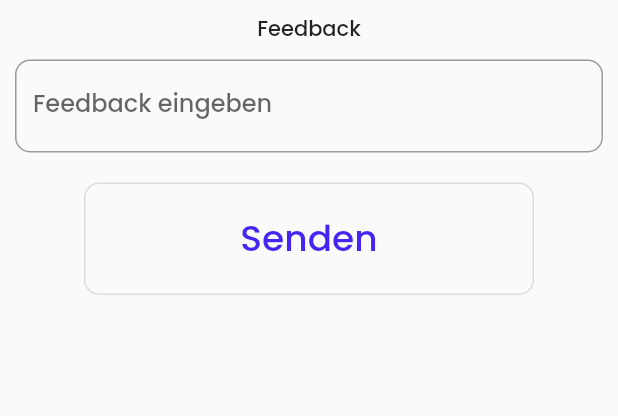
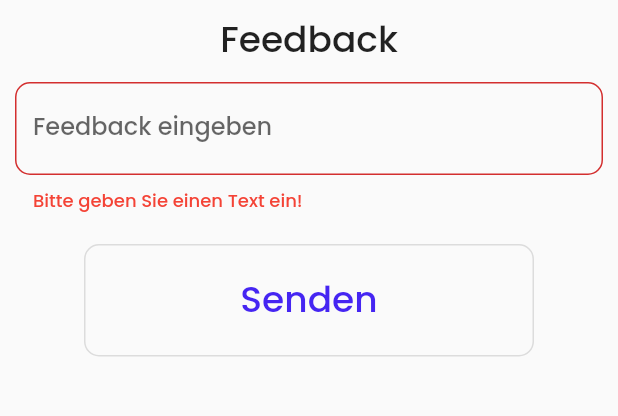
Before and after one commit to Jaster-Master/OpticianApp, a Flutter app: the FeedbackView screen opened directly, after a tap on "Senden", on a phone screen of 412 x 824 dp, the part 59-475 px from its top. Run offline on Flutter 3.47's test engine with Material 2 defaults, Android fonts, the phone set to English and light mode, and no system bars; our stand-ins replace connectivity_plus, contacts_service, flutter_local_notifications, permission_handler, table_calendar; missing offline and left inert: dart:ffi, flutter_background_service, maps_launcher.

Commit message:
[INFORMATION] FIN information logic

```diff
--- a/lib/widget/information/about.dart
+++ b/lib/widget/information/about.dart
@@ -21,8 +21,8 @@ class AboutView extends StatelessWidget {
                     style: TextStyle(fontSize: DefaultProperties.fontSize2)),
               ],
             ),
-            Text("Über Optics"),
-            Column(children: [Text("yeah")]),
+            Text("Über Optics", style:TextStyle(fontSize: DefaultProperties.fontSize1)),
+            Column(children: [Text("TODO by Asabit")]),
           ],
         ),
       ),
--- a/lib/widget/information/feedback.dart
+++ b/lib/widget/information/feedback.dart
@@ -1,5 +1,7 @@
+import 'dart:convert';
+
 import 'package:flutter/material.dart';
-
+import 'package:http/http.dart' as http;
 import '../../default_properties.dart';
 
 class FeedbackView extends StatefulWidget {
@@ -10,6 +12,7 @@ class FeedbackView extends StatefulWidget {
 class FeedbackViewState extends State<FeedbackView> {
   final _formKey = GlobalKey<FormState>();
   String? feedbackText;
+  String? errorText = null;
 
   @override
   Widget build(BuildContext context) {
@@ -32,11 +35,12 @@ class FeedbackViewState extends State<FeedbackView> {
                             TextStyle(fontSize: DefaultProperties.fontSize2)),
                   ],
                 ),
-                Text("Feedback"),
+                Text("Feedback",
+                    style: TextStyle(fontSize: DefaultProperties.fontSize1)),
                 Column(children: [
                   Padding(
-                    padding: const EdgeInsets.all(
-                        DefaultProperties.defaultPadding),
+                    padding:
+                        const EdgeInsets.all(DefaultProperties.defaultPadding),
                     child: TextFormField(
                       maxLines: null,
                       keyboardType: TextInputType.multiline,
@@ -59,9 +63,21 @@ class FeedbackViewState extends State<FeedbackView> {
                       },
                     ),
                   ),
+                  Visibility(
+                    visible: errorText != null,
+                    child: Padding(
+                      padding: const EdgeInsets.all(
+                          DefaultProperties.defaultPadding),
+                      child: Text(errorText ?? "",
+                          textAlign: TextAlign.center,
+                          style: TextStyle(
+                              fontSize: DefaultProperties.fontSize3,
+                              color: Colors.red)),
+                    ),
+                  ),
                   Padding(
-                    padding: const EdgeInsets.all(
-                        DefaultProperties.defaultPadding),
+                    padding:
+                        const EdgeInsets.all(DefaultProperties.defaultPadding),
                     child: SizedBox(
                       height: 75,
                       width: 300,
@@ -75,7 +91,7 @@ class FeedbackViewState extends State<FeedbackView> {
                         child: Text("Senden",
                             style: TextStyle(
                                 fontSize: DefaultProperties.fontSize1)),
-                        onPressed: () => {onSendFeedback()},
+                        onPressed: () => {onSendFeedback(feedbackText ?? "")},
                       ),
                     ),
                   ),
@@ -88,7 +104,35 @@ class FeedbackViewState extends State<FeedbackView> {
     );
   }
 
-  void onSendFeedback() {}
+  Future<void> onSendFeedback(String feedback) async {
+    if (!_formKey.currentState!.validate()) return;
+    var jsonString = jsonEncode(feedback);
+
+    var client = http.Client();
+
+    try {
+      var response = await client.post(
+          Uri.parse("${DefaultProperties.serverIpAddress}/feedback"),
+          body: jsonString,
+          headers: {'Content-Type': 'application/json'});
+      if (response.statusCode.toString().startsWith("2")) {
+        setState(() {
+          errorText = null;
+        });
+      }
+      setState(() {
+        errorText =
+            "Es ist ein Fehler bei der Verbindung zum Server aufgetreten!";
+      });
+    } catch (_) {
+      setState(() {
+        errorText =
+            "Es ist ein Fehler bei der Verbindung zum Server aufgetreten!";
+      });
+    } finally {
+      client.close();
+    }
+  }
 
   void onBackButtonPress(BuildContext context) {
     Navigator.pop(context);
--- a/lib/widget/information/imprint.dart
+++ b/lib/widget/information/imprint.dart
@@ -22,8 +22,8 @@ class ImprintView extends StatelessWidget {
                     style: TextStyle(fontSize: DefaultProperties.fontSize2)),
               ],
             ),
-            Text("Impressum"),
-            Column(children: [Text("yeah")]),
+            Text("Impressum", style:TextStyle(fontSize: DefaultProperties.fontSize1)),
+            Column(children: [Text("TODO by Asabit")]),
           ],
         ),
       ),
```
Also changed, not shown: lib/widget/information/faq_contact_lenses.dart (+10 -10 lines), lib/widget/information/faq_glasses.dart (+10 -10 lines), lib/widget/partnerlist_details/partnerlist_location_item.dart (+5 -7 lines), pubspec.lock.
